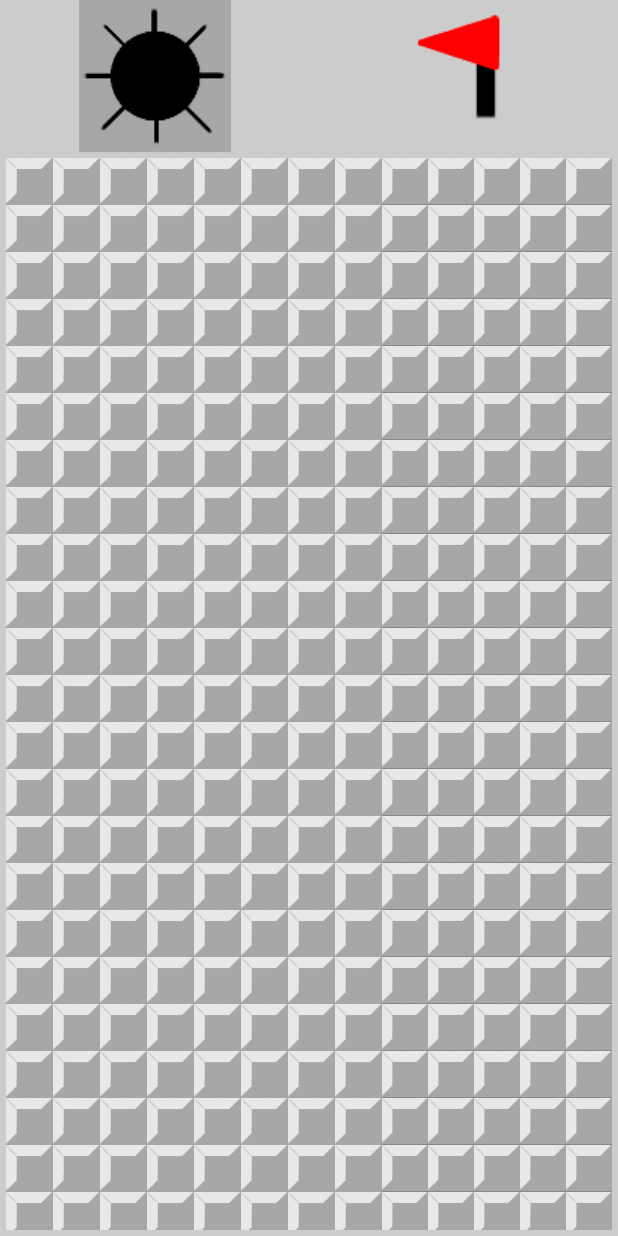
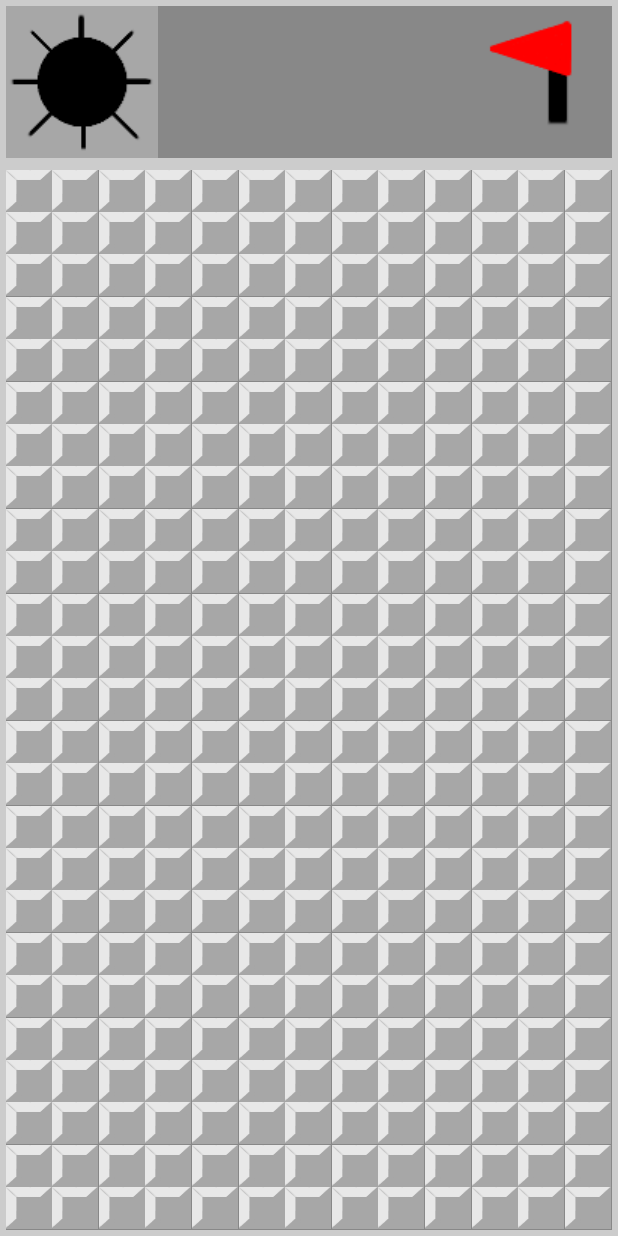
Before and after one commit to THE9rtyt/NineSweeper, an Android app built with Jetpack Compose: the screen it shows after launch (MainActivity), on a phone screen of 412 x 824 dp. Run offline under Robolectric (Android 15) with nearby library versions, the phone set to English and light mode, and no system bars.

Commit message:
redo field drawing to use canvas instead of lazygrid

```diff
--- a/app/src/main/java/com/the9rtyt/ninesweeper/MainActivity.kt
+++ b/app/src/main/java/com/the9rtyt/ninesweeper/MainActivity.kt
@@ -6,10 +6,12 @@ import androidx.activity.compose.setContent
 import androidx.compose.foundation.Image
 import androidx.compose.foundation.background
 import androidx.compose.foundation.clickable
+import androidx.compose.foundation.layout.Arrangement
 import androidx.compose.foundation.layout.Box
 import androidx.compose.foundation.layout.Column
 import androidx.compose.foundation.layout.Row
 import androidx.compose.foundation.layout.fillMaxSize
+import androidx.compose.foundation.layout.fillMaxWidth
 import androidx.compose.foundation.layout.padding
 import androidx.compose.material3.Surface
 import androidx.compose.runtime.Composable
@@ -33,31 +35,22 @@ class MainActivity : ComponentActivity() {
         setContent {
             NineSweeperTheme {
                 Surface(
-                    modifier = Modifier.fillMaxSize(),
+                    modifier = Modifier
+                        .fillMaxSize(),
                     color = Color.LightGray
                 ) {
                     Column(
                         modifier = Modifier
                     ) {
-                        Row(
+                        Box(
                             modifier = Modifier
+                                .fillMaxWidth()
+                                .padding(4.dp)
+                                .background(Color.Gray)
                         ) {
-                            Image(
-                                bitmap = ImageBitmap.imageResource(R.drawable.mine_square),
-                                contentDescription = "space with mine",
+                            NineControlsView(
+                                field = field,
                                 modifier = Modifier
-                                    .clickable { field.generateField() }
-                                    .weight(0.1f)
-                                    .align(Alignment.Bottom)
-                            )
-
-                            Image(
-                                bitmap = ImageBitmap.imageResource(R.drawable.flag_square),
-                                contentDescription = null,
-                                modifier = Modifier
-                                    .clickable { field.flagMode = !field.flagMode }
-                                    .weight(0.1f)
-                                    .align(Alignment.Top)
                             )
                         }
 
@@ -81,6 +74,29 @@ class MainActivity : ComponentActivity() {
     }
 }
 
+@Composable
+fun NineControlsView(field: MineField, modifier: Modifier = Modifier) {
+    Row(
+        horizontalArrangement = Arrangement.SpaceBetween,
+        modifier = modifier
+            .fillMaxWidth()
+    ) {
+        Image(
+            bitmap = ImageBitmap.imageResource(R.drawable.mine_square),
+            contentDescription = "space with mine",
+            modifier = modifier
+                .clickable { field.generateField() }
+        )
+
+        Image(
+            bitmap = ImageBitmap.imageResource(R.drawable.flag_square),
+            contentDescription = null,
+            modifier = modifier
+                .clickable { field.flagMode = !field.flagMode }
+        )
+    }
+}
+
 @Preview(showBackground = true)
 @Composable
 fun FieldPreview() {
--- a/app/src/main/java/com/the9rtyt/ninesweeper/MineField.kt
+++ b/app/src/main/java/com/the9rtyt/ninesweeper/MineField.kt
@@ -1,23 +1,37 @@
 package com.the9rtyt.ninesweeper
 
 import android.util.Log
-import androidx.compose.foundation.clickable
-import androidx.compose.foundation.layout.Box
-import androidx.compose.foundation.layout.aspectRatio
-import androidx.compose.foundation.lazy.grid.GridCells
-import androidx.compose.foundation.lazy.grid.LazyVerticalGrid
+import androidx.compose.foundation.Canvas
+import androidx.compose.foundation.gestures.detectTapGestures
+import androidx.compose.foundation.layout.fillMaxSize
 import androidx.compose.runtime.Composable
 import androidx.compose.ui.Modifier
+import androidx.compose.ui.geometry.Offset
+import androidx.compose.ui.graphics.ImageBitmap
+import androidx.compose.ui.input.pointer.pointerInput
+import androidx.compose.ui.res.imageResource
+import androidx.compose.ui.unit.IntOffset
+import androidx.compose.ui.unit.IntSize
 
 class MineField(
     private val sizeX: Int,
     private val sizeY: Int,
     private val mines: Int,
 ) {
+    enum class GameStatus {
+        READY,
+        PLAYING,
+        LOST,
+        WON
+    }
+
     var flagCount = 0
+    var gameStatus = GameStatus.READY
+    var flagMode = false
 
-    var flagMode = false
     private var fieldCleared = 0
+    private var spaceWidth = 99f
+    private var spaceHeight = 99f
 
     private val field = Array(sizeX) {
         Array(sizeY) {
@@ -27,34 +41,120 @@ class MineField(
 
     @Composable
     fun MineFieldView(modifier: Modifier = Modifier) {
-        LazyVerticalGrid(
-            columns = GridCells.Fixed(sizeX),
-            userScrollEnabled = false,
+        //bring up image bitmaps
+        val coveredSquare = ImageBitmap.imageResource(R.drawable.covered_square)
+        val flaggedSquare = ImageBitmap.imageResource(R.drawable.flag_square)
+        val mineSquare = ImageBitmap.imageResource(R.drawable.mine_square)
+        val backgroundSquare = ImageBitmap.imageResource(R.drawable.background_square)
+
+        //bring up text bitmaps
+        val text1Square = ImageBitmap.imageResource(R.drawable.text1)
+        val text2Square = ImageBitmap.imageResource(R.drawable.text2)
+        val text3Square = ImageBitmap.imageResource(R.drawable.text3)
+        val text4Square = ImageBitmap.imageResource(R.drawable.text4)
+        val text5Square = ImageBitmap.imageResource(R.drawable.text5)
+        val text6Square = ImageBitmap.imageResource(R.drawable.text6)
+        val text7Square = ImageBitmap.imageResource(R.drawable.text7)
+        val text8Square = ImageBitmap.imageResource(R.drawable.text8)
+
+        coveredSquare.prepareToDraw()
+        flaggedSquare.prepareToDraw()
+        mineSquare.prepareToDraw()
+        backgroundSquare.prepareToDraw()
+
+        text1Square.prepareToDraw()
+        text2Square.prepareToDraw()
+        text3Square.prepareToDraw()
+        text4Square.prepareToDraw()
+        text5Square.prepareToDraw()
+        text6Square.prepareToDraw()
+        text7Square.prepareToDraw()
+        text8Square.prepareToDraw()
+
+        Canvas(
             modifier = modifier
-        ) {
-            items(count = sizeX * sizeY) { index ->
-                val x = index % sizeX
-                val y = index / sizeX
-                val space = field[x][y]
+                .fillMaxSize()
+                .pointerInput(Unit) {
+                    detectTapGestures(
+                        onTap = { tapOffset ->
+                            val column = (tapOffset.x / spaceWidth).toInt()
+                            val row = (tapOffset.y / spaceHeight).toInt()
 
-                Box(modifier = modifier
-                    .aspectRatio(1.0f)
-                    .clickable {
-                        Log.d("MineSweeper", "Clicked on $x, $y")
+                            if (gameStatus == GameStatus.READY) {
+                                gameStatus = GameStatus.PLAYING
+                            }
+                            if (gameStatus != GameStatus.PLAYING) return@detectTapGestures
+
+                            Log.i("MineSweeper", "tap at row: $row column: $column")
+
                             if (flagMode) {
-                            onFlagModeClicked(x, y)
+                                onFlagModeClicked(column, row)
                             } else {
-                            onSpaceClicked(x, y)
+                                onSpaceClicked(column, row)
                             }
 
-
                             if (fieldCleared == sizeX * sizeY - mines) {
-                            //TODO: game won
-                            Log.d("MineSweeper", "game won :poggies:")
+                                gameWon()
                             }
                         }
+                    )
+                }
         ) {
-                    space.MineSpaceView(modifier = modifier)
+            spaceWidth = size.width / sizeX
+            spaceHeight = size.height / sizeY
+
+            field.forEachIndexed { x, row ->
+                row.forEachIndexed { y, space ->
+                    val offset = Offset(x * spaceWidth, y * spaceHeight)
+                    val intOffset = IntOffset(offset.x.toInt(), offset.y.toInt())
+                    val intSize = IntSize(spaceWidth.toInt(), spaceHeight.toInt())
+
+                    if (!space.revealed) {
+                        drawImage(
+                            image = coveredSquare,
+                            dstOffset = intOffset,
+                            dstSize = intSize,
+                        )
+                        if (space.flagged) {
+                            drawImage(
+                                image = flaggedSquare,
+                                dstOffset = intOffset,
+                                dstSize = intSize,
+                            )
+                        }
+                    } else { //revealed
+                        if (space.mine) {
+                            drawImage(
+                                image = mineSquare,
+                                dstOffset = intOffset,
+                                dstSize = intSize,
+                            )
+                        } else {
+                            drawImage(
+                                image = backgroundSquare,
+                                dstOffset = intOffset,
+                                dstSize = intSize,
+                            )
+                            if (space.adjacentMines > 0) {
+                                val number = when (space.adjacentMines) {
+                                    1 -> text1Square
+                                    2 -> text2Square
+                                    3 -> text3Square
+                                    4 -> text4Square
+                                    5 -> text5Square
+                                    6 -> text6Square
+                                    7 -> text7Square
+                                    else -> text8Square
+                                }
+
+                                drawImage(
+                                    image = number,
+                                    dstOffset = intOffset,
+                                    dstSize = intSize,
+                                )
+                            }
+                        }
+                    }
                 }
             }
         }
@@ -71,7 +171,7 @@ class MineField(
                     clear(x, y)
                 }
             } else { //if it's a mine
-                gameLoss()
+                gameLost()
             }
         }
     }
@@ -109,34 +209,34 @@ class MineField(
                         x = x + offsetX,
                         y = y + offsetY
                     )
-                } else if(space.mine) {
-                    gameLoss()
+                } else if (space.mine) {
+                    gameLost()
                 }
             }
         }
     }
 
     private fun clearNum(x: Int, y: Int) {
-        //TODO: clear num logic
-
         var foundMines = 0
         //loop around space to find flagged spaces
         for (offsetX in -1..1) {
             for (offsetY in -1..1) {
                 if (x == 0 && y == 0) continue
                 if (x + offsetX < 0 || x + offsetX >= sizeX ||
-                    y + offsetY < 0 || y + offsetY >= sizeY) continue
-                if (field[x + offsetX][y + offsetY].flagged)
-                    foundMines++
+                    y + offsetY < 0 || y + offsetY >= sizeY
+                ) continue
+                if (field[x + offsetX][y + offsetY].flagged) foundMines++
             }
         }
 
-        if(foundMines >= field[x][y].adjacentMines) {
-            clear(x,y)
+        if (foundMines >= field[x][y].adjacentMines) {
+            clear(x, y)
         }
     }
 
-        private fun gameLoss() {
+    private fun gameLost() {
+        gameStatus = GameStatus.LOST
+
         //loop through field and reveal the mines
         for (rows in field) {
             for (space in rows) {
@@ -145,6 +245,11 @@ class MineField(
                 }
             }
         }
+
+    }
+
+    private fun gameWon() {
+        gameStatus = GameStatus.WON
     }
 
     fun generateField() {
@@ -190,5 +295,6 @@ class MineField(
         fieldCleared = 0
         flagCount = 0
         flagMode = false
+        gameStatus = GameStatus.READY
     }
 }
--- a/app/src/main/java/com/the9rtyt/ninesweeper/MineSpace.kt
+++ b/app/src/main/java/com/the9rtyt/ninesweeper/MineSpace.kt
@@ -1,76 +1,16 @@
 package com.the9rtyt.ninesweeper
 
-import androidx.compose.foundation.Image
-import androidx.compose.runtime.Composable
 import androidx.compose.runtime.getValue
-import androidx.compose.runtime.mutableIntStateOf
 import androidx.compose.runtime.mutableStateOf
 import androidx.compose.runtime.setValue
-import androidx.compose.ui.Modifier
-import androidx.compose.ui.graphics.ImageBitmap
-import androidx.compose.ui.res.imageResource
 
 class MineSpace {
     var flagged by mutableStateOf(false)
     var revealed by mutableStateOf(false)
-    var mine by mutableStateOf(false)
-    var adjacentMines by mutableIntStateOf(0)
+    var mine = false
+    var adjacentMines = 0
 
     fun reveal() {
         this.revealed = true
     }
-
-    @Composable
-    fun MineSpaceView(modifier: Modifier = Modifier) {
-        if (!this.revealed) {
-            Image(
-                bitmap = ImageBitmap.imageResource(R.drawable.covered_square),
-                contentDescription = R.string.covered_square_content_text.toString(),
-                modifier = modifier,
-            )
-            if (this.flagged) {
-                Image(
-                    bitmap = ImageBitmap.imageResource(R.drawable.flag_square),
-                    contentDescription = R.string.flag_square_content_text.toString(),
-                    modifier = modifier,
-                )
-            }
-        } else { //revealed
-            if (this.mine) {
-                Image(
-                    bitmap = ImageBitmap.imageResource(R.drawable.mine_square),
-                    contentDescription = R.string.mine_square_content_text.toString(),
-                    modifier = modifier,
-                )
-            } else {
-                Image(
-                    bitmap = ImageBitmap.imageResource(R.drawable.background_square),
-                    contentDescription = null,
-                    modifier = modifier,
-                )
-                if (this.adjacentMines > 0) {
-                    val number = when (this.adjacentMines) {
-                        1 -> R.drawable.text1
-                        2 -> R.drawable.text2
-                        3 -> R.drawable.text3
-                        4 -> R.drawable.text4
-                        5 -> R.drawable.text5
-                        6 -> R.drawable.text6
-                        7 -> R.drawable.text7
-                        8 -> R.drawable.text8
-                        else -> R.drawable.text9
-                    }
-
-                    Image(
-                        bitmap = ImageBitmap.imageResource(number),
-                        contentDescription = String.format(
-                            R.string.number_square_content_format.toString(),
-                            this.adjacentMines
-                        ),
-                        modifier = modifier
-                    )
-                }
-            }
-        }
-    }
 }
```
Lines whose indentation alone changed are shown as unchanged.
